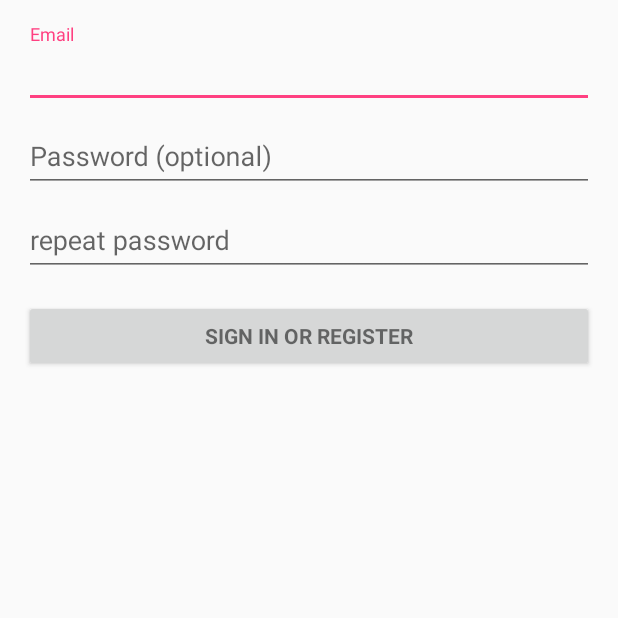
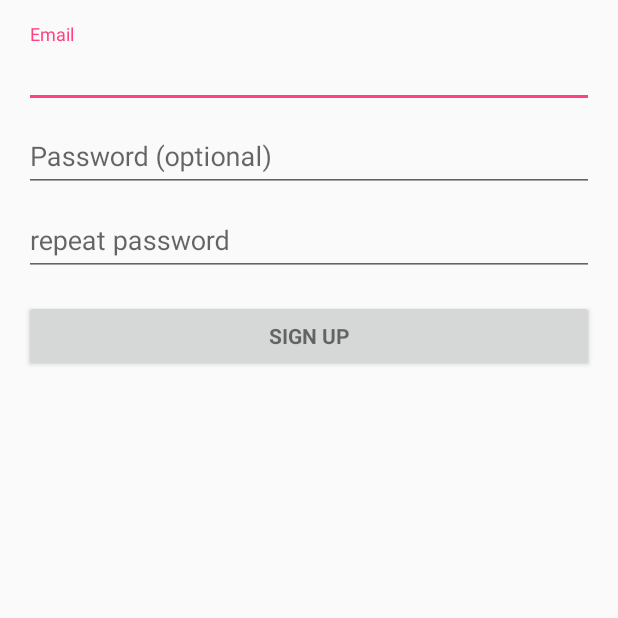
Before and after one commit to DevFest-Sfax-2016/ENIGMA, an Android app: the SignUp screen opened directly, with no data from a screen before it, on a phone screen of 412 x 824 dp, the top half of it. Run offline under Robolectric (Android 15) with nearby library versions, the phone set to English and light mode, and no system bars; our stand-ins replace Firebase (no records; nobody signed in at launch, a user with empty details on screens opened directly); 2 statements that could not run were skipped.

Commit message:
newest diff

```diff
--- a/app/src/main/java/com/enigma/mybucketlist/SignUp.java
+++ b/app/src/main/java/com/enigma/mybucketlist/SignUp.java
@@ -377,7 +377,7 @@ public class SignUp extends AppCompatActivity implements LoaderManager.LoaderCal
                             Log.e(TAG,"Sign up unsuccessful");
                             showProgress(false);
                         }else {
-                            DataBaseAddClient add = new DataBaseAddClient();
+                            new DataBaseAddClient();
                             Intent newAccounIntent = new Intent(getApplicationContext(),PersonalityTest.class);
                             startActivity(newAccounIntent);
                         }
--- a/app/src/main/res/layout/content_sign_up.xml
+++ b/app/src/main/res/layout/content_sign_up.xml
@@ -87,7 +87,7 @@
                 android:layout_width="match_parent"
                 android:layout_height="wrap_content"
                 android:layout_marginTop="16dp"
-                android:text="@string/action_sign_in"
+                android:text="@string/action_sign_up"
                 android:textStyle="bold" />
 
         </LinearLayout>
--- a/app/src/main/res/values/strings.xml
+++ b/app/src/main/res/values/strings.xml
@@ -5,8 +5,9 @@
     <string name="prompt_email">Email</string>
     <string name="prompt_password">Password (optional)</string>
     <string name="repeat_password">repeat password</string>
-    <string name="action_sign_in">Sign in or register</string>
+    <string name="action_sign_in">Sign in</string>
     <string name="action_sign_in_short">Sign in</string>
+    <string name="action_sign_up">Sign up</string>
     <string name="error_invalid_email">This email address is invalid</string>
     <string name="error_invalid_password">This password is too short</string>
     <string name="error_incorrect_password">This password is incorrect</string>
```
Also changed, not shown: app/src/main/AndroidManifest.xml (+5 -5 lines), app/src/main/java/com/enigma/mybucketlist/PersonalityTest.java (+14 -1 lines), app/src/main/java/com/enigma/mybucketlist/services/DataBaseAddPersona.java (+23 -6 lines).
